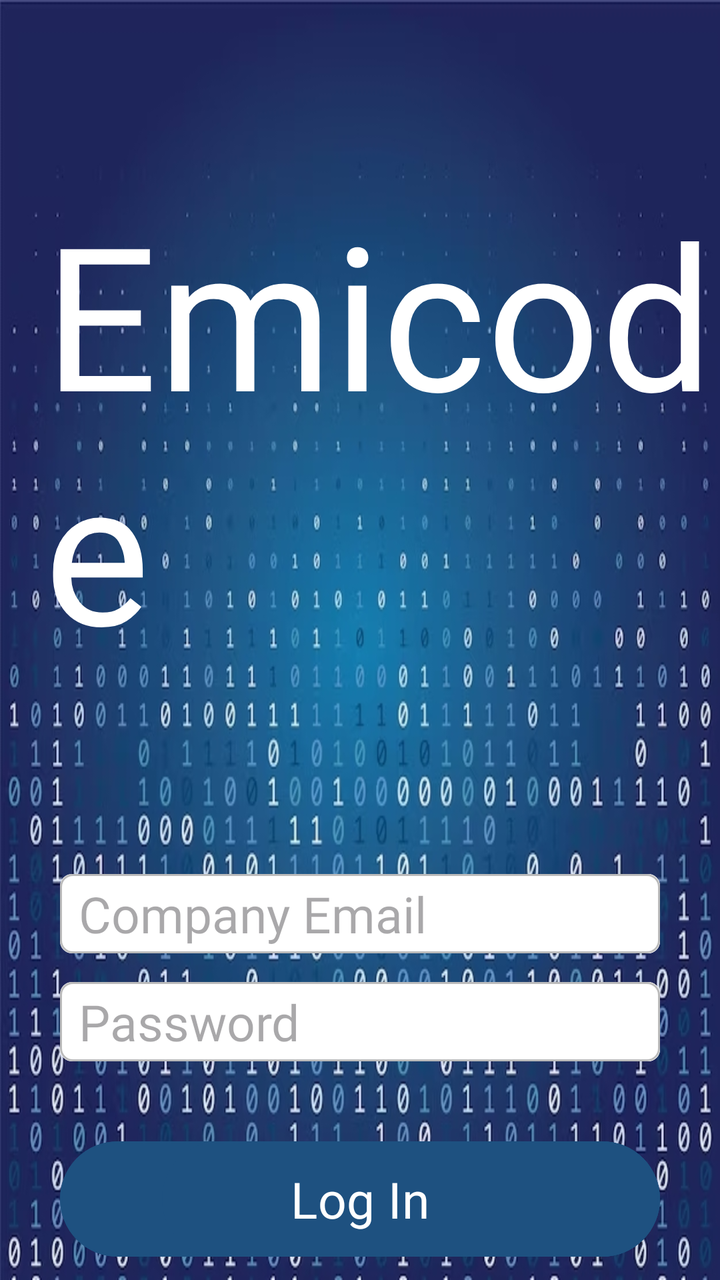
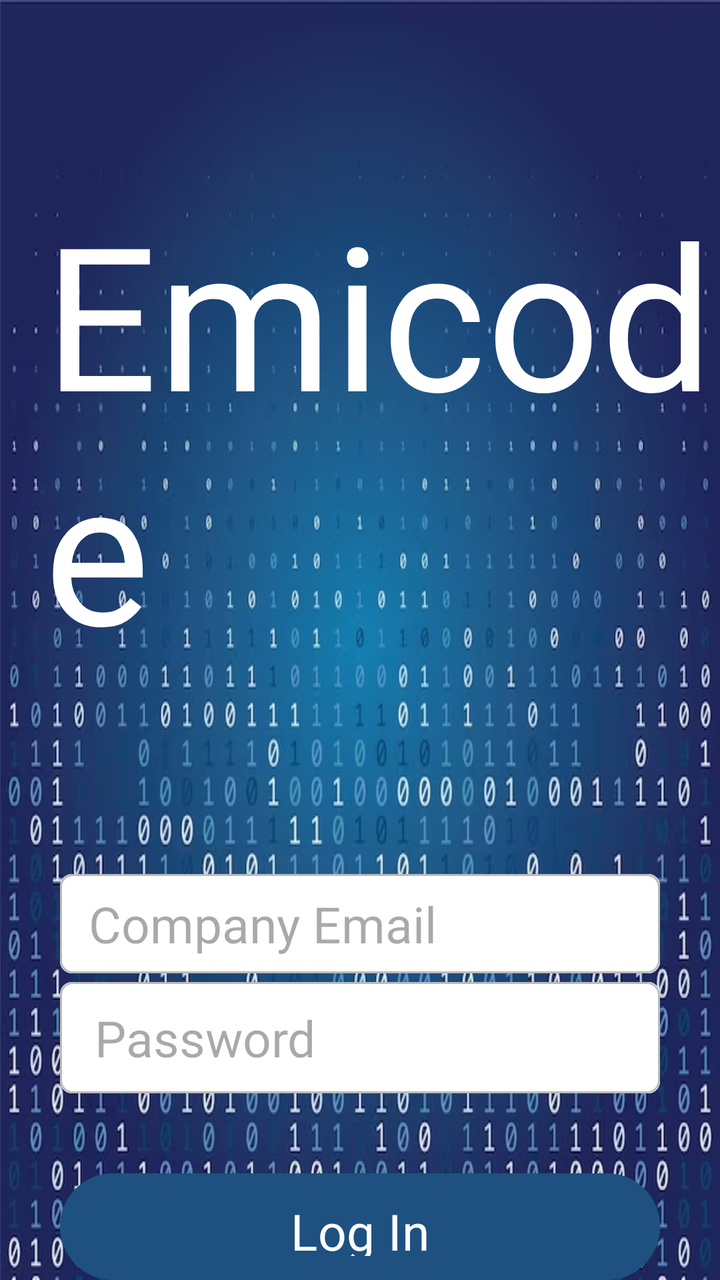

Compare the two renders of this Android layout. The source of the first and the diff that turns it into the second are given below.
<!-- AndroidManifest.xml: application theme Theme.FinalsApplication -->
<!-- res/layout/activity_main.xml -->
<?xml version="1.0" encoding="utf-8"?>
<RelativeLayout xmlns:android="http://schemas.android.com/apk/res/android"
    xmlns:app="http://schemas.android.com/apk/res-auto"
    xmlns:tools="http://schemas.android.com/tools"
    android:layout_width="match_parent"
    android:layout_height="match_parent"
    tools:context=".MainActivity"
    android:background="@drawable/login_page_bg">

    <TextView
        android:id="@+id/viewTextCompanyName"
        android:layout_width="wrap_content"
        android:layout_height="wrap_content"
        android:layout_marginStart="22dp"
        android:layout_marginTop="90dp"
        android:fontFamily="@font/computer_says_no"
        android:text="Emicode"
        android:textColor="@color/white"
        android:textSize="100sp" />

    <EditText
        android:id="@+id/editTextCompanyEmail"
        android:layout_width="match_parent"
        android:layout_height="wrap_content"
        android:layout_below="@+id/viewTextCompanyName"
        android:layout_centerHorizontal="true"
        android:layout_marginStart="30dp"
        android:layout_marginTop="97dp"
        android:layout_marginEnd="30dp"
        android:layout_marginBottom="30dp"
        android:background="@drawable/shape"
        android:padding="3dp"
        android:hint=" Company Email"
        android:fontFamily="@font/roboto_light"
        android:inputType="text"
        android:textSize="25sp" />

    <EditText
        android:id="@+id/editTextCompanyPassword"
        android:layout_width="match_parent"
        android:layout_height="wrap_content"
        android:layout_alignTop="@+id/editTextCompanyEmail"
        android:layout_marginStart="30dp"
        android:layout_marginTop="54dp"
        android:layout_marginEnd="30dp"
        android:layout_marginBottom="30dp"
        android:background="@drawable/shape"
        android:inputType="textPassword"
        android:password="true"
        android:padding="3dp"
        android:hint=" Password"
        android:fontFamily="@font/roboto_light"
        android:textSize="25sp" />

    <Button
        android:id="@+id/buttonLogIn"
        android:background="@drawable/rounded_button"
        android:layout_width="match_parent"
        android:layout_height="wrap_content"
        android:layout_below="@id/editTextCompanyPassword"
        android:layout_marginStart="30dp"
        android:layout_marginTop="10dp"
        android:layout_marginEnd="30dp"
        android:fontFamily="@font/roboto_light"
        android:padding="8dp"
        android:text="Log In"
        android:textSize="25sp"
        app:backgroundTint="#1e5180"/>


</RelativeLayout>
<!-- resources referenced by this layout -->
<resources>
  <color name="white">#FFFFFFFF</color>
  <!-- drawable login_page_bg: jpg bitmap (drawable, 258372 bytes) -->
  <!-- drawable rounded_button (drawable) -->
  <?xml version="1.0" encoding="utf-8"?>
  <layer-list xmlns:android="http://schemas.android.com/apk/res/android">
  
      <item>
          <shape>
              <corners android:radius="51dp" /> 
              <solid android:color="#1e5180" />
          </shape>
      </item>
  
      <item android:left="51dp">
          <shape>
              <solid android:color="#1e5180" />
              <corners android:radius="51dp" /> 
              <corners android:topRightRadius="51dp"
                  android:topLeftRadius="51dp"
                  android:bottomRightRadius="51dp"
                  android:bottomLeftRadius="51dp"/>
          </shape>
      </item>
  
      <item>
          <shape>
              
              <corners android:radius="51dp" /> 
              <solid android:color="@android:color/transparent" />
              <stroke
                  android:width="1dp"
                  android:color="#1e5180" />
          </shape>
      </item>
  </layer-list>
  <!-- drawable shape (drawable) -->
  <?xml version="1.0" encoding="utf-8"?>
  <layer-list xmlns:android="http://schemas.android.com/apk/res/android">
  
      <item>
          <shape>
              <corners android:radius="6dp" />
              <solid android:color="@android:color/white" />
          </shape>
      </item>
  
      <item
          android:left="34dp">
  
          <shape>
              <solid android:color="@android:color/white" />
              <corners android:radius="6dp"
                  android:topRightRadius="6dp"
                  android:topLeftRadius="5dp"
                  android:bottomRightRadius="6dp"
                  android:bottomLeftRadius="0dp"/>
          </shape>
      </item>
      <item>
          <shape>
              
              <corners android:radius="6dp" />
              <solid android:color="@android:color/transparent" />
              <stroke
                  android:width="1dp"
                  android:color="#BBBBBB" />
          </shape>
      </item>
  </layer-list>
  <style name="Theme.FinalsApplication" parent="Base.Theme.FinalsApplication" />
  <style name="Base.Theme.FinalsApplication" parent="Theme.Material3.DayNight.NoActionBar">
          
          
      </style>
</resources>

<!-- the commit's change to res/layout/activity_main.xml (unified diff, before → after) -->
@@ -29,9 +29,10 @@
         android:layout_marginEnd="30dp"
         android:layout_marginBottom="30dp"
         android:background="@drawable/shape"
-        android:padding="3dp"
+        android:padding="8dp"
         android:hint=" Company Email"
         android:fontFamily="@font/roboto_light"
+        android:textColor="@color/black"
         android:inputType="text"
         android:textSize="25sp" />
 
@@ -47,7 +48,8 @@
         android:background="@drawable/shape"
         android:inputType="textPassword"
         android:password="true"
-        android:padding="3dp"
+        android:padding="11dp"
+        android:textColor="@color/black"
         android:hint=" Password"
         android:fontFamily="@font/roboto_light"
         android:textSize="25sp" />
<!-- resource entries referenced after the edit -->
@@ -1,5 +1,6 @@
 <!-- resources referenced by this layout -->
 <resources>
+  <color name="black">#000000</color>
   <color name="white">#FFFFFFFF</color>
   <!-- drawable login_page_bg: jpg bitmap (drawable, 258372 bytes) -->
   <!-- drawable rounded_button (drawable) -->
